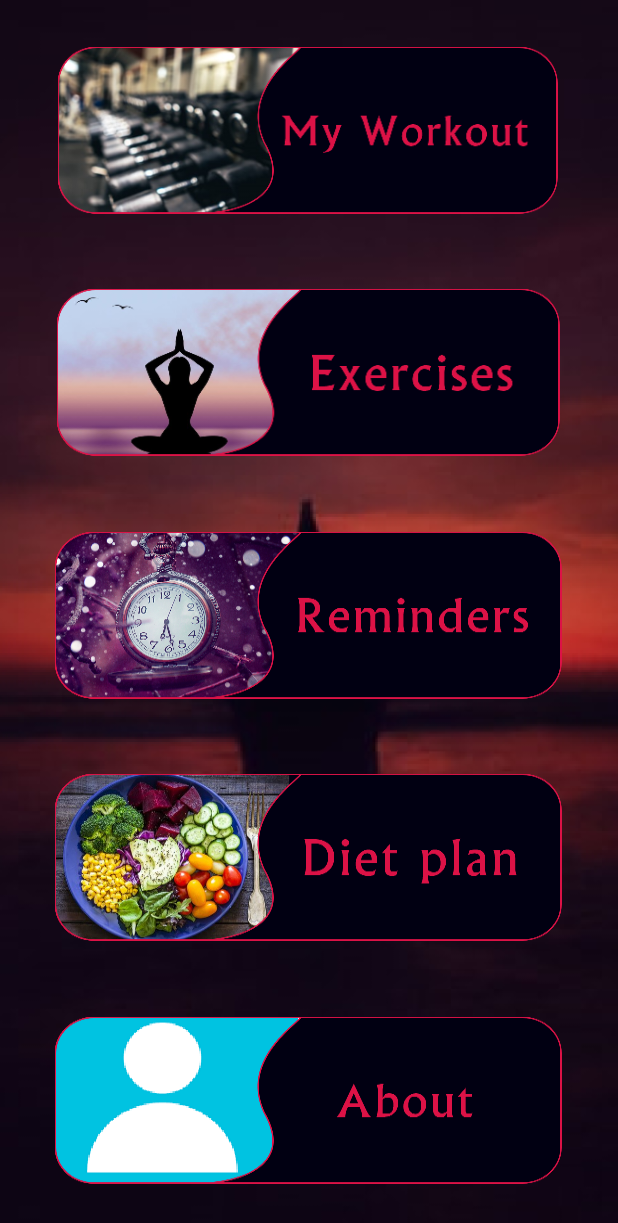
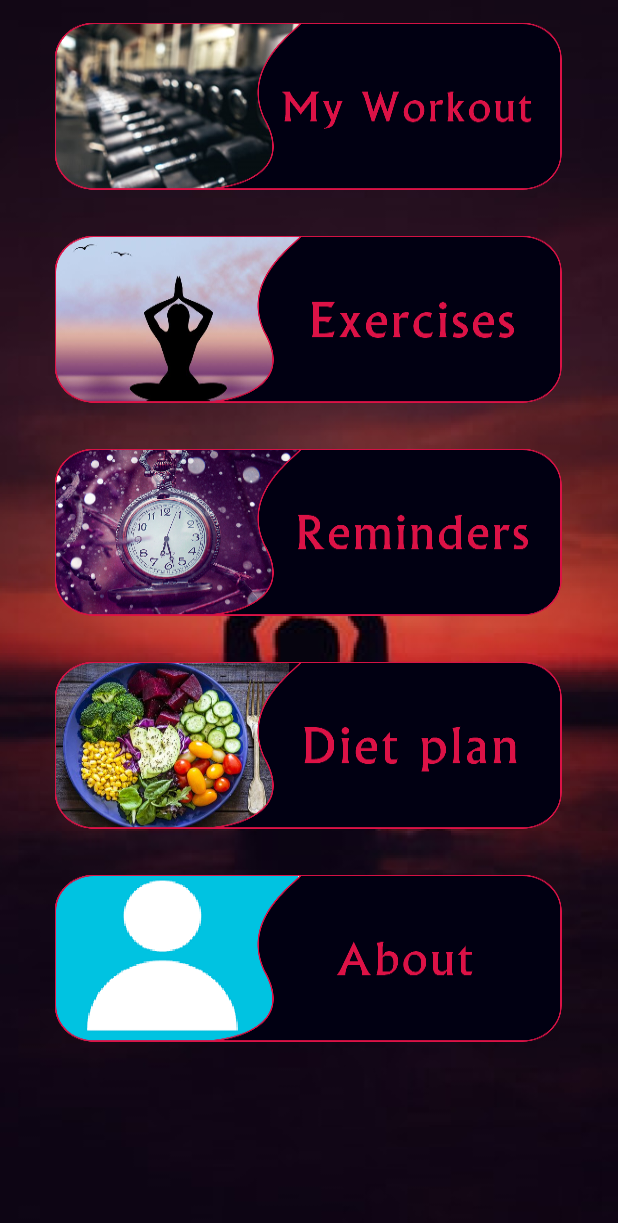
Before and after one commit to Anandhiswankar/fitness_app, an Android app: the screen it shows after launch (Home_page), on a phone screen of 412 x 824 dp. Shown: the top 1223 px of the screen. Run offline under Robolectric (Android 15) with nearby library versions, the phone set to English and light mode, and no system bars.

Commit message:
Respo Code Added

```diff
--- a/app/src/main/res/layout/activity_cardio_exe.xml
+++ b/app/src/main/res/layout/activity_cardio_exe.xml
@@ -54,6 +54,8 @@
                 <LinearLayout
                     android:layout_width="match_parent"
                     android:layout_height="wrap_content"
+                    android:layout_marginLeft="10dp"
+                    android:layout_marginRight="10dp"
                     android:orientation="vertical">
 
                     <android.support.constraint.ConstraintLayout
@@ -62,7 +64,7 @@
 
                         <TextView
                             android:id="@+id/textView9"
-                            android:layout_width="376dp"
+                            android:layout_width="wrap_content"
                             android:layout_height="wrap_content"
                             android:layout_marginStart="12dp"
                             android:layout_marginEnd="12dp"
--- a/app/src/main/res/layout/activity_home_page.xml
+++ b/app/src/main/res/layout/activity_home_page.xml
@@ -8,126 +8,97 @@
     tools:context=".Home_page">
 
 
-    <LinearLayout
-        android:id="@+id/linearLayout"
-        android:layout_width="0dp"
-        android:layout_height="0dp"
-        android:orientation="vertical"
-        app:layout_constraintBottom_toBottomOf="parent"
-        app:layout_constraintEnd_toEndOf="parent"
-        app:layout_constraintStart_toStartOf="parent"
-        app:layout_constraintTop_toTopOf="parent">
-
-        <android.support.constraint.ConstraintLayout
+    <ScrollView
         android:layout_width="match_parent"
         android:layout_height="match_parent">
 
+        <LinearLayout
+            android:layout_width="match_parent"
+            android:layout_height="wrap_content"
+            android:orientation="vertical">
+
             <FrameLayout
-                android:layout_width="0dp"
-                android:layout_height="0dp"
-                app:layout_constraintBottom_toBottomOf="parent"
-                app:layout_constraintEnd_toEndOf="parent"
-                app:layout_constraintStart_toStartOf="parent"
-                app:layout_constraintTop_toTopOf="parent">
-
-                <android.support.constraint.ConstraintLayout
                 android:layout_width="match_parent"
                 android:layout_height="match_parent">
 
+                <ImageView
+                    android:id="@+id/ivWork"
+                    android:layout_width="wrap_content"
+                    android:layout_height="142dp"
+                    android:layout_gravity="center"
+
+
+                    android:padding="15dp"
+                    android:scaleType="fitXY"
+                    app:srcCompat="@drawable/my_workout_btn" />
+            </FrameLayout>
+
+            <FrameLayout
+                android:layout_width="match_parent"
+                android:layout_height="match_parent">
 
                 <ImageView
-                        android:id="@+id/ivWork"
-                        android:layout_width="364dp"
+                    android:id="@+id/ivexercise"
+                    android:layout_width="wrap_content"
                     android:layout_height="142dp"
-                        android:layout_marginTop="16dp"
+                    android:layout_gravity="center"
                     android:padding="15dp"
 
 
                     android:scaleType="fitXY"
-                        app:layout_constraintEnd_toEndOf="parent"
-                        app:layout_constraintHorizontal_bias="0.489"
-                        app:layout_constraintStart_toStartOf="parent"
-                        app:layout_constraintTop_toTopOf="parent"
-                        app:srcCompat="@drawable/my_workout_btn" />
+                    app:srcCompat="@drawable/exercises_btn" />
+            </FrameLayout>
 
-                    <ImageView
-                        android:id="@+id/ivexercise"
-                        android:layout_width="366dp"
-                        android:layout_height="142dp"
-                        android:layout_marginStart="20dp"
-                        android:layout_marginEnd="20dp"
-                        android:padding="15dp"
-                        android:scaleType="fitXY"
-
-
-                        app:layout_constraintBottom_toTopOf="@+id/ivRemind"
-                        app:layout_constraintEnd_toEndOf="parent"
-                        app:layout_constraintHorizontal_bias="0.493"
-                        app:layout_constraintStart_toStartOf="parent"
-                        app:layout_constraintTop_toBottomOf="@+id/ivWork"
-                        app:srcCompat="@drawable/exercises_btn" />
-
+            <FrameLayout
+                android:layout_width="match_parent"
+                android:layout_height="match_parent">
 
                 <ImageView
                     android:id="@+id/ivRemind"
                     android:layout_width="wrap_content"
                     android:layout_height="142dp"
-                        android:layout_marginStart="20dp"
-                        android:layout_marginEnd="20dp"
+                    android:layout_gravity="center"
                     android:padding="15dp"
-                        android:scaleType="fitXY"
 
 
-                        app:layout_constraintBottom_toTopOf="@+id/ivDiet"
-                        app:layout_constraintEnd_toEndOf="parent"
-                        app:layout_constraintHorizontal_bias="0.495"
-                        app:layout_constraintStart_toStartOf="parent"
-                        app:layout_constraintTop_toBottomOf="@+id/ivexercise"
+                    android:scaleType="fitXY"
                     app:srcCompat="@drawable/reminders_btn" />
+            </FrameLayout>
+
+            <FrameLayout
+                android:layout_width="match_parent"
+                android:layout_height="match_parent">
 
                 <ImageView
                     android:id="@+id/ivDiet"
                     android:layout_width="wrap_content"
                     android:layout_height="142dp"
-                        android:layout_marginStart="20dp"
-                        android:layout_marginEnd="20dp"
+                    android:layout_gravity="center"
                     android:padding="15dp"
-                        android:scaleType="fitXY"
 
 
-                        app:layout_constraintBottom_toTopOf="@+id/ivAbout"
-                        app:layout_constraintEnd_toEndOf="parent"
-                        app:layout_constraintHorizontal_bias="0.49"
-                        app:layout_constraintStart_toStartOf="parent"
-                        app:layout_constraintTop_toBottomOf="@+id/ivRemind"
+                    android:scaleType="fitXY"
                     app:srcCompat="@drawable/diet_plan_btn" />
+            </FrameLayout>
+
+            <FrameLayout
+                android:layout_width="match_parent"
+                android:layout_height="match_parent">
 
                 <ImageView
                     android:id="@+id/ivAbout"
                     android:layout_width="wrap_content"
                     android:layout_height="142dp"
-                        android:layout_marginStart="20dp"
-                        android:layout_marginEnd="20dp"
+                    android:layout_gravity="center"
                     android:padding="15dp"
-                        android:scaleType="fitXY"
 
 
-                        app:layout_constraintBottom_toBottomOf="parent"
-                        app:layout_constraintEnd_toEndOf="parent"
-                        app:layout_constraintHorizontal_bias="0.333"
-                        app:layout_constraintStart_toStartOf="parent"
-                        app:layout_constraintTop_toBottomOf="@+id/ivDiet"
+                    android:scaleType="fitXY"
                     app:srcCompat="@drawable/about_btn" />
+            </FrameLayout>
 
-                </android.support.constraint.ConstraintLayout>
-
-            </FrameLayout>
+        </LinearLayout>
+    </ScrollView>
 
 
 </android.support.constraint.ConstraintLayout>
-
-
-    </LinearLayout>
-
-
-</android.support.constraint.ConstraintLayout>
--- a/app/src/main/res/layout/activity_my_profile.xml
+++ b/app/src/main/res/layout/activity_my_profile.xml
@@ -149,7 +149,7 @@
                 android:layout_height="wrap_content"
                 android:background="@drawable/input"
                 android:ems="10"
-                android:inputType="numberDecimal"
+                android:inputType="number"
                 android:textAlignment="center"
                 android:textColor="#FFFFFF"
                 android:textColorHint="#DC1246"
--- a/app/src/main/res/layout/activity_yoga_exe.xml
+++ b/app/src/main/res/layout/activity_yoga_exe.xml
@@ -54,6 +54,8 @@
                 <LinearLayout
                     android:layout_width="match_parent"
                     android:layout_height="wrap_content"
+                    android:layout_marginLeft="10dp"
+                    android:layout_marginRight="10dp"
                     android:orientation="vertical">
 
                     <android.support.constraint.ConstraintLayout
@@ -62,7 +64,7 @@
 
                         <TextView
                             android:id="@+id/textView9"
-                            android:layout_width="374dp"
+                            android:layout_width="wrap_content"
                             android:layout_height="wrap_content"
                             android:layout_marginStart="12dp"
                             android:layout_marginEnd="12dp"
@@ -76,6 +78,7 @@
                             app:layout_constraintEnd_toEndOf="parent"
                             app:layout_constraintStart_toStartOf="parent"
                             app:layout_constraintTop_toTopOf="parent" />
+
                     </android.support.constraint.ConstraintLayout>
 
                 </LinearLayout>
--- a/app/src/main/res/layout/activity_zumba_exe.xml
+++ b/app/src/main/res/layout/activity_zumba_exe.xml
@@ -54,6 +54,8 @@
                 <LinearLayout
                     android:layout_width="match_parent"
                     android:layout_height="wrap_content"
+                    android:layout_marginLeft="10dp"
+                    android:layout_marginRight="10dp"
                     android:orientation="vertical">
 
                     <android.support.constraint.ConstraintLayout
@@ -62,10 +64,8 @@
 
                         <TextView
                             android:id="@+id/textView9"
-                            android:layout_width="386dp"
+                            android:layout_width="wrap_content"
                             android:layout_height="wrap_content"
-                            android:layout_marginStart="12dp"
-                            android:layout_marginEnd="12dp"
                             android:text="@string/zumba_text"
                             android:textColor="#000000"
                             android:textColorHighlight="#000000"
```
Lines whose indentation alone changed are shown as unchanged.
